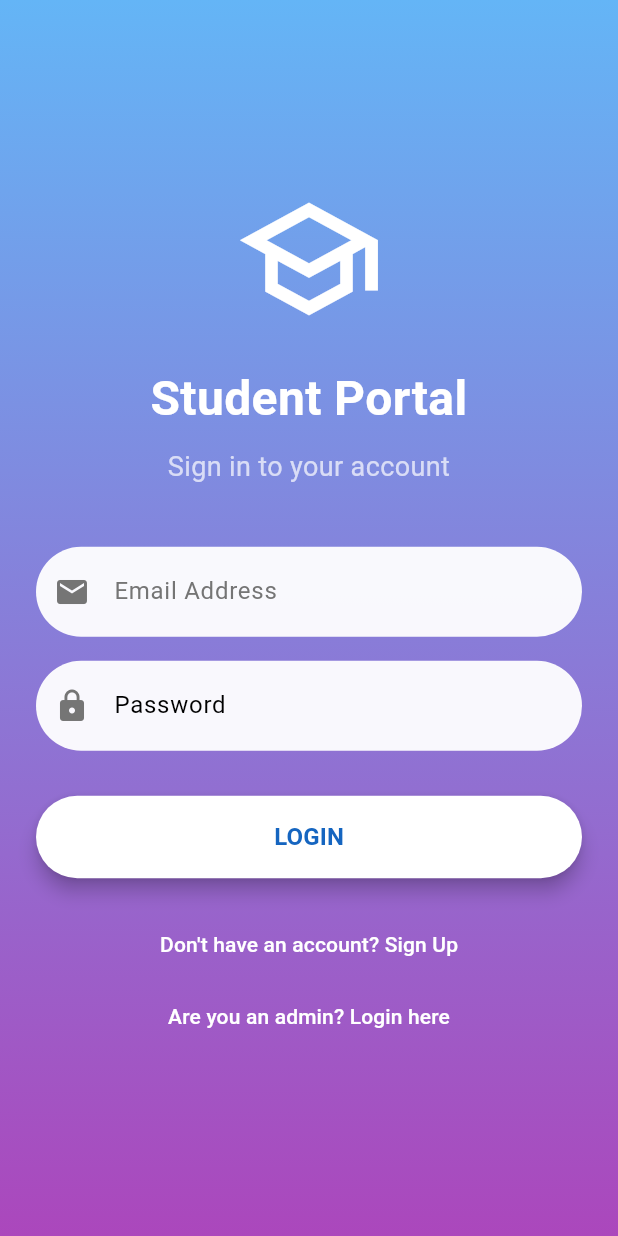
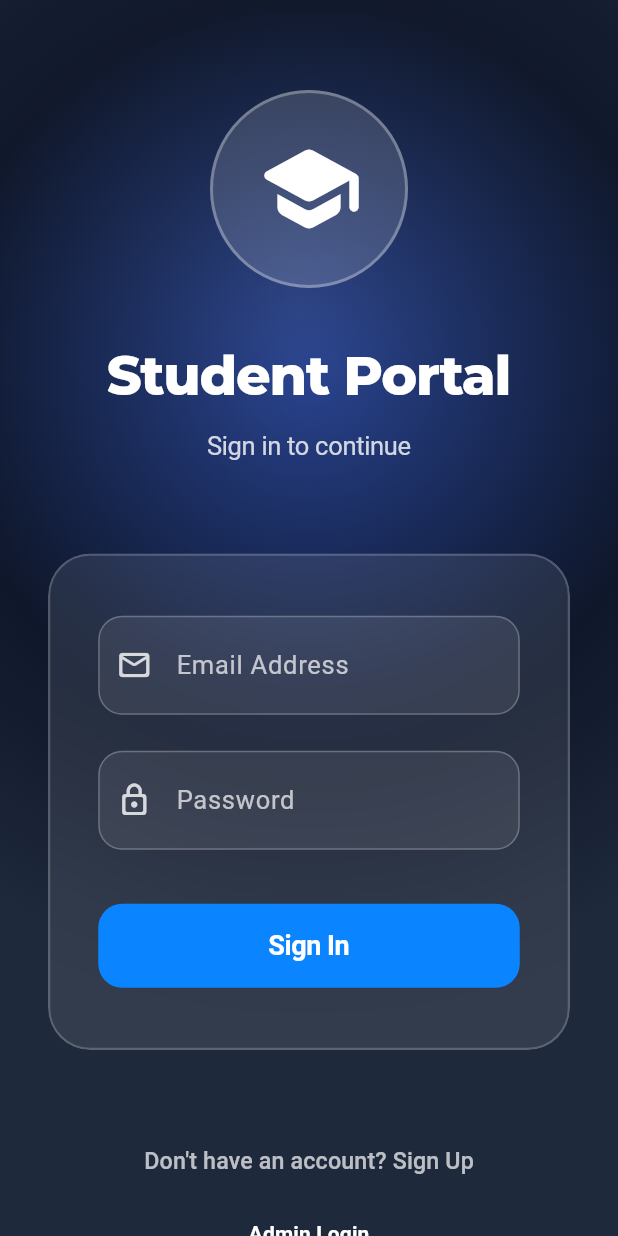
Before and after one commit to waris-ali-git/login, a Flutter app: the LoginScreen screen opened by its route, on a phone screen of 412 x 824 dp. Run offline on Flutter 3.47's test engine with Material 3 defaults, Android fonts, the phone set to English and light mode, and no system bars; our stand-ins replace file_picker, firebase_auth, firebase_core, google_fonts, open_filex, shared_preferences; accounts and stored records are empty.

Commit message:
feat: Add google_fonts dependency
Adds the `google_fonts` package to use custom fonts in the application.

This also brings in the `crypto` package as a transitive dependency and updates `meta` and `test_api`.

```diff
--- a/lib/login_screen.dart
+++ b/lib/login_screen.dart
@@ -1,5 +1,7 @@
+import 'dart:ui';
 import 'package:flutter/material.dart';
 import 'package:firebase_auth/firebase_auth.dart';
+import 'package:google_fonts/google_fonts.dart';
 
 class LoginScreen extends StatefulWidget {
   const LoginScreen({super.key});
@@ -13,179 +15,271 @@ class _LoginScreenState extends State<LoginScreen> {
   final passC = TextEditingController();
   bool loading = false;
 
-  login() async {
+  Future<void> login() async {
+    if (emailC.text.trim().isEmpty || passC.text.trim().isEmpty) {
+      ScaffoldMessenger.of(context).showSnackBar(
+        const SnackBar(content: Text("Please fill in all fields")),
+      );
+      return;
+    }
+
+    setState(() => loading = true);
     try {
-      setState(() => loading = true);
       await FirebaseAuth.instance.signInWithEmailAndPassword(
         email: emailC.text.trim(),
         password: passC.text.trim(),
       );
+      if (!mounted) return;
       Navigator.pushReplacementNamed(context, '/student-dashboard');
-    } catch (e) {
+    } on FirebaseAuthException catch (e) {
+      if (!mounted) return;
+      String message = e.code == 'user-not-found' || e.code == 'wrong-password'
+          ? 'Invalid email or password'
+          : 'Login failed. Please try again.';
       ScaffoldMessenger.of(context).showSnackBar(
-        SnackBar(content: Text("Login Failed: $e")),
+        SnackBar(content: Text(message), backgroundColor: Colors.redAccent),
       );
+    } finally {
+      if (mounted) setState(() => loading = false);
     }
-    setState(() => loading = false);
   }
 
   @override
   Widget build(BuildContext context) {
     return Scaffold(
-      body: Container(
-        decoration: BoxDecoration(
-          gradient: LinearGradient(
-            begin: Alignment.topCenter,
-            end: Alignment.bottomCenter,
+      backgroundColor: Colors.black,
+      body: Stack(
+        children: [
+          // Soft animated gradient background (pure Apple aesthetic)
+          Container(
+            decoration: const BoxDecoration(
+              gradient: RadialGradient(
+                center: Alignment(0.0, -0.4),
+                radius: 1.0,
                 colors: [
-              Colors.blue.shade300,
-              Colors.purple.shade400,
+                  Color(0xFF1E3A8A), // Deep indigo
+                  Color(0xFF0F172A), // Almost black
+                  Color(0xFF1E293B),
                 ],
-          ),
-        ),
-        child: SafeArea(
-          child: Center(
-            child: SingleChildScrollView(
-              padding: const EdgeInsets.symmetric(horizontal: 24.0),
-              child: Column(
-                mainAxisAlignment: MainAxisAlignment.center,
-                crossAxisAlignment: CrossAxisAlignment.stretch,
-                children: [
-                  const SizedBox(height: 40),
-                  const Icon(
-                    Icons.school_outlined,
-                    size: 100,
-                    color: Colors.white,
-                  ),
-                  const SizedBox(height: 20),
-                  const Text(
-                    "Student Portal",
-                    textAlign: TextAlign.center,
-                    style: TextStyle(
-                      fontSize: 32,
-                      fontWeight: FontWeight.bold,
-                      color: Colors.white,
-                    ),
-                  ),
-                  const SizedBox(height: 10),
-                  const Text(
-                    "Sign in to your account",
-                    textAlign: TextAlign.center,
-                    style: TextStyle(
-                      fontSize: 18,
-                      color: Colors.white70,
-                    ),
-                  ),
-                  const SizedBox(height: 40),
-                  _buildTextField(emailC, "Email Address", Icons.email),
-                  const SizedBox(height: 16),
-                  _buildPasswordField(passC, "Password"),
-                  const SizedBox(height: 30),
-                  ElevatedButton(
-                    onPressed: loading ? null : login,
-                    style: ElevatedButton.styleFrom(
-                      backgroundColor: Colors.white,
-                      foregroundColor: Colors.blue.shade800,
-                      padding: const EdgeInsets.symmetric(vertical: 16),
-                      shape: RoundedRectangleBorder(
-                        borderRadius: BorderRadius.circular(30),
-                      ),
-                      elevation: 5,
-                    ),
-                    child: loading
-                        ? const SizedBox(
-                            height: 24,
-                            width: 24,
-                            child: CircularProgressIndicator(
-                              color: Colors.blue,
-                              strokeWidth: 3,
-                            ),
-                          )
-                        : const Text(
-                            "LOGIN",
-                            style: TextStyle(
-                              fontSize: 16,
-                              fontWeight: FontWeight.bold,
+                stops: [0.0, 0.6, 1.0],
               ),
             ),
           ),
-                  const SizedBox(height: 20),
-                  TextButton(
-                    onPressed: () {
-                      Navigator.pushNamed(context, '/signup');
-                    },
-                    child: const Text(
-                      "Don't have an account? Sign Up",
-                      style: TextStyle(color: Colors.white),
-                    ),
-                  ),
-                  TextButton(
-                    onPressed: () {
-                      Navigator.pushNamed(context, '/admin-login');
-                    },
-                    child: const Text(
-                      "Are you an admin? Login here",
-                      style: TextStyle(color: Colors.white),
-                    ),
-                  ),
-                  const SizedBox(height: 40),
+
+          // Subtle moving light orb effect (very Apple)
+          AnimatedPositioned(
+            duration: const Duration(seconds: 20),
+            curve: Curves.easeInOut,
+            top: -100,
+            left: -100,
+            child: Container(
+              width: 600,
+              height: 600,
+              decoration: BoxDecoration(
+                shape: BoxShape.circle,
+                gradient: RadialGradient(
+                  colors: [
+                    Colors.white.withOpacity(0.08),
+                    Colors.transparent,
                   ],
                 ),
               ),
             ),
           ),
+
+          // Main content
+          SafeArea(
+            child: Center(
+              child: SingleChildScrollView(
+                padding: const EdgeInsets.symmetric(horizontal: 32),
+                child: Column(
+                  children: [
+                    const SizedBox(height: 60),
+
+                    // Logo
+                    Container(
+                      padding: const EdgeInsets.all(28),
+                      decoration: BoxDecoration(
+                        shape: BoxShape.circle,
+                        border: Border.all(color: Colors.white.withOpacity(0.3), width: 2),
+                        color: Colors.white.withOpacity(0.15),
+                      ),
+                      child: const Icon(Icons.school_rounded, size: 72, color: Colors.white),
+                    ),
+
+                    const SizedBox(height: 32),
+
+                     Text(
+                      "Student Portal",
+                      style: GoogleFonts.montserrat(
+                        fontSize: 36,
+                        fontWeight: FontWeight.w800,
+                        color: Colors.white,
+                        letterSpacing: -0.8,
+                      ),
+                    ),
+
+                    const SizedBox(height: 10),
+
+                    Text(
+                      "Sign in to continue",
+                      style: TextStyle(
+                        fontSize: 17,
+                        color: Colors.white.withOpacity(0.8),
+                        letterSpacing: -0.2,
+                      ),
+                    ),
+
+                    const SizedBox(height: 60),
+
+                    // Glassmorphic Form Card
+                    ClipRRect(
+                      borderRadius: BorderRadius.circular(28),
+                      child: BackdropFilter(
+                        filter: ImageFilter.blur(sigmaX: 30, sigmaY: 30),
+                        child: Container(
+                          padding: const EdgeInsets.fromLTRB(32, 40, 32, 40),
+                          decoration: BoxDecoration(
+                            color: Colors.white.withOpacity(0.09),
+                            borderRadius: BorderRadius.circular(28),
+                            border: Border.all(
+                              color: Colors.white.withOpacity(0.2),
+                              width: 1.5,
+                            ),
+                          ),
+                          child: Column(
+                            children: [
+                              // Email Field
+                              _glassTextField(
+                                controller: emailC,
+                                label: "Email Address",
+                                icon: Icons.mail_outline_rounded,
+                                keyboardType: TextInputType.emailAddress,
+                              ),
+
+                              const SizedBox(height: 24),
+
+                              // Password Field
+                              _glassTextField(
+                                controller: passC,
+                                label: "Password",
+                                icon: Icons.lock_outline_rounded,
+                                obscureText: true,
+                                onSubmitted: (_) => login(),
+                              ),
+
+                              const SizedBox(height: 36),
+
+                              // Sign In Button
+                              SizedBox(
+                                width: double.infinity,
+                                height: 56,
+                                child: ElevatedButton(
+                                  onPressed: loading ? null : login,
+                                  style: ElevatedButton.styleFrom(
+                                    backgroundColor: const Color(0xFF0A84FF), // Apple Blue
+                                    foregroundColor: Colors.white,
+                                    elevation: 0,
+                                    shadowColor: Colors.transparent,
+                                    shape: RoundedRectangleBorder(
+                                      borderRadius: BorderRadius.circular(16),
+                                    ),
+                                  ),
+                                  child: loading
+                                      ? const SizedBox(
+                                    width: 26,
+                                    height: 26,
+                                    child: CircularProgressIndicator(
+                                      color: Colors.white,
+                                      strokeWidth: 3,
+                                    ),
+                                  )
+                                      : const Text(
+                                    "Sign In",
+                                    style: TextStyle(
+                                      fontSize: 18,
+                                      fontWeight: FontWeight.w600,
+                                      letterSpacing: -0.3,
+                                    ),
+                                  ),
+                                ),
+                              ),
+                            ],
+                          ),
+                        ),
+                      ),
+                    ),
+
+                    const SizedBox(height: 50),
+
+                    // Footer Links
+                    Column(
+                      children: [
+                        TextButton(
+                          onPressed: () => Navigator.pushNamed(context, '/signup'),
+                          child: const Text(
+                            "Don't have an account? Sign Up",
+                            style: TextStyle(color: Colors.white70, fontSize: 15.5),
+                          ),
+                        ),
+                        TextButton(
+                          onPressed: () => Navigator.pushNamed(context, '/admin-login'),
+                          child: const Text(
+                            "Admin Login",
+                            style: TextStyle(
+                              color: Colors.white,
+                              fontWeight: FontWeight.w600,
+                              decoration: TextDecoration.underline,
+                            ),
+                          ),
+                        ),
+                      ],
+                    ),
+                  ],
+                ),
+              ),
+            ),
+          ),
+        ],
       ),
     );
   }
 
-  Widget _buildTextField(
-      TextEditingController controller, String hintText, IconData icon) {
+  Widget _glassTextField({
+    required TextEditingController controller,
+    required String label,
+    required IconData icon,
+    bool obscureText = false,
+    TextInputType? keyboardType,
+    Function(String)? onSubmitted,
+  }) {
     return TextField(
       controller: controller,
-      style: const TextStyle(color: Colors.black87),
+      obscureText: obscureText,
+      keyboardType: keyboardType,
+      textInputAction: obscureText ? TextInputAction.done : TextInputAction.next,
+      onSubmitted: onSubmitted,
+      style: const TextStyle(color: Colors.white, fontSize: 17),
       decoration: InputDecoration(
-        hintText: hintText,
-        hintStyle: TextStyle(color: Colors.grey.shade600),
-        prefixIcon: Icon(icon, color: Colors.grey.shade600),
+        labelText: label,
+        labelStyle: TextStyle(color: Colors.white.withOpacity(0.7), fontSize: 17),
+        prefixIcon: Icon(icon, color: Colors.white.withOpacity(0.8)),
         filled: true,
-        fillColor: Colors.white.withOpacity(0.95),
+        fillColor: Colors.white.withOpacity(0.08),
         border: OutlineInputBorder(
-          borderRadius: BorderRadius.circular(30),
+          borderRadius: BorderRadius.circular(16),
           borderSide: BorderSide.none,
         ),
-        contentPadding:
-            const EdgeInsets.symmetric(vertical: 18, horizontal: 25),
+        enabledBorder: OutlineInputBorder(
+          borderRadius: BorderRadius.circular(16),
+          borderSide: BorderSide(color: Colors.white.withOpacity(0.25)),
         ),
-    );
-  }
-
-  Widget _buildPasswordField(TextEditingController controller, String hintText) {
-    return TextField(
-      controller: controller,
-      obscureText: true,
-      style: const TextStyle(color: Colors.black87),
-      decoration: InputDecoration(
-        hintText: hintText,
-        hintStyle: TextStyle(color: Colors.black),
-
-
-
-
-        prefixIcon: Icon(Icons.lock, color: Colors.grey.shade600),
-        filled: true,
-        fillColor: Colors.white.withOpacity(0.95),
-        border: OutlineInputBorder(
-          borderRadius: BorderRadius.circular(30),
-          borderSide: BorderSide.none,
+        focusedBorder: OutlineInputBorder(
+          borderRadius: BorderRadius.circular(16),
+          borderSide: const BorderSide(color: Colors.white, width: 2),
         ),
-        contentPadding:
-            const EdgeInsets.symmetric(vertical: 18, horizontal: 25),
+        contentPadding: const EdgeInsets.symmetric(vertical: 20, horizontal: 20),
       ),
     );
   }
 }
-
-
-//commit
-//push
-//pull/update
```
Also changed, not shown: pubspec.lock. Lines whose indentation alone changed are shown as unchanged.
